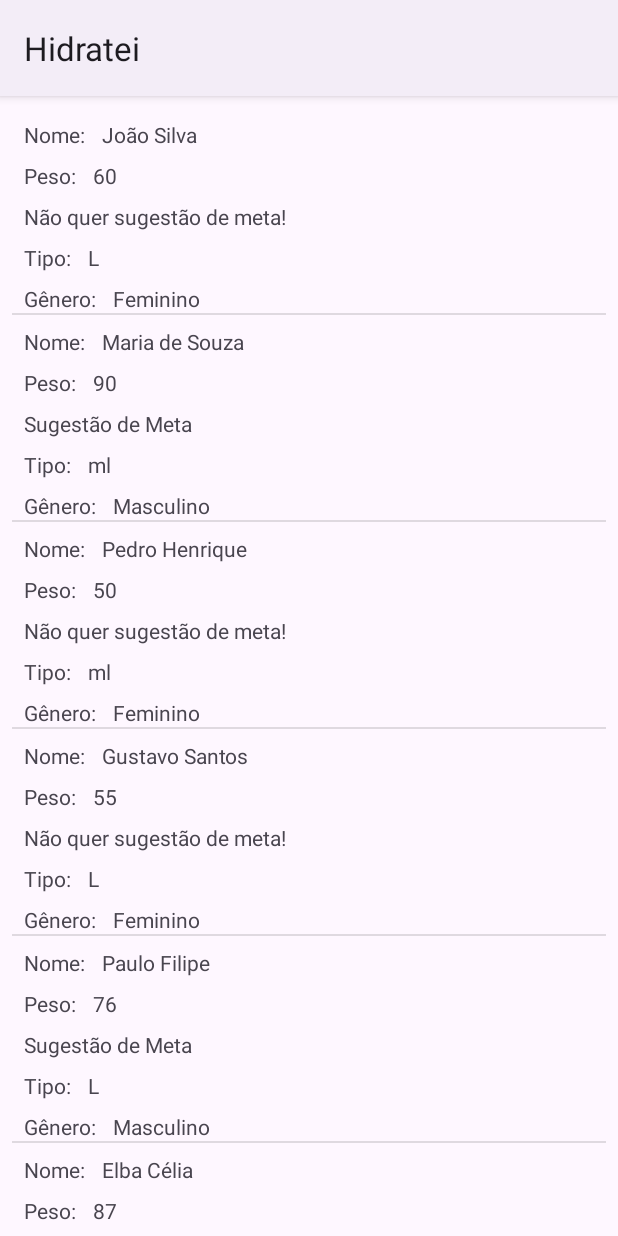
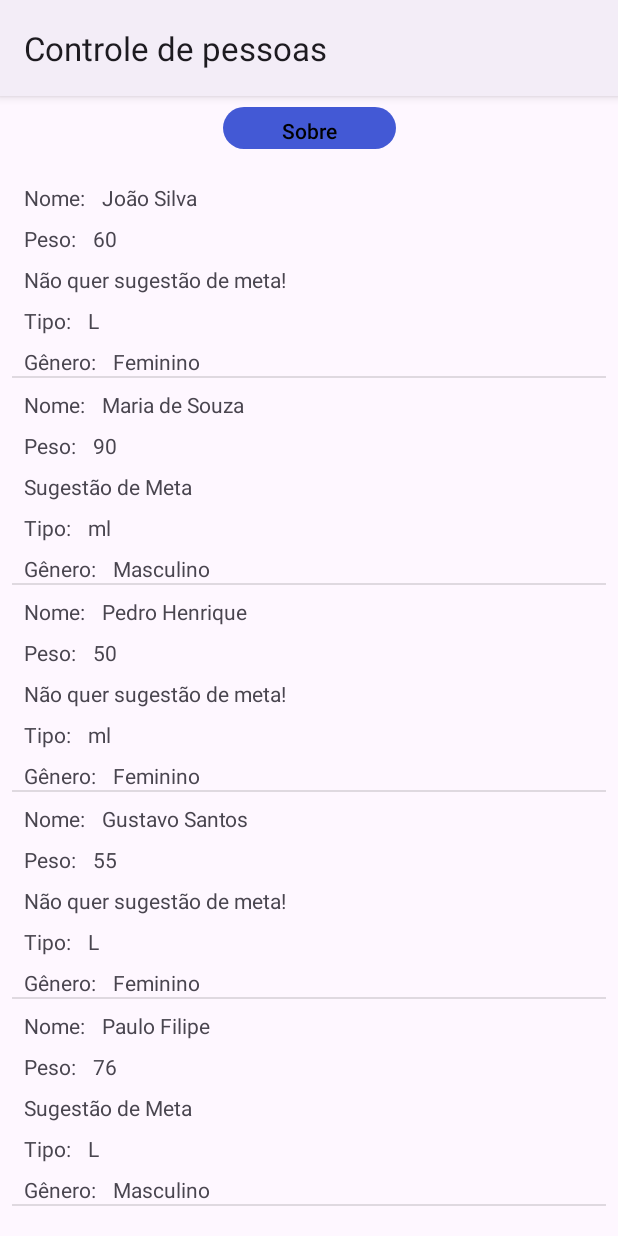
Before and after one commit to RenataVasconcelos/Hidratei, an Android app: the screen it shows after launch (PessoasActivity), on a phone screen of 412 x 824 dp. Run offline under Robolectric (Android 15) with nearby library versions, the phone set to English and light mode, and no system bars.

Commit message:
transições de tela sem parâmetros

```diff
--- a/app/src/main/java/br/edu/utfpr/renatavasconcelos/hidratei/PessoasActivity.java
+++ b/app/src/main/java/br/edu/utfpr/renatavasconcelos/hidratei/PessoasActivity.java
@@ -1,5 +1,6 @@
 package br.edu.utfpr.renatavasconcelos.hidratei;
 
+import android.content.Intent;
 import android.os.Bundle;
 import android.view.View;
 import android.widget.AdapterView;
@@ -32,6 +33,8 @@ public class PessoasActivity extends AppCompatActivity {
     protected void onCreate(Bundle savedInstanceState) {
         super.onCreate(savedInstanceState);
         setContentView(R.layout.activity_pessoas);
+
+        setTitle(getString(R.string.controle_de_pessoas));
 
         recyclerViewPessoas = findViewById(R.id.recycleViewPessoas);
 
@@ -108,10 +111,11 @@ public class PessoasActivity extends AppCompatActivity {
 
            pessoaRecyclerViewAdapter = new PessoaRecyclerViewAdapter(this, listaPessoas, onItemClickListener);
             recyclerViewPessoas.setAdapter(pessoaRecyclerViewAdapter);
+        }
 
+        public void abrirSobre(View view){
 
-
-
-
+            Intent intentAbertura = new Intent(this, SobreActivity.class);
+            startActivity(intentAbertura);
         }
     }
--- a/app/src/main/res/layout/activity_pessoas.xml
+++ b/app/src/main/res/layout/activity_pessoas.xml
@@ -12,13 +12,30 @@
         android:layout_width="0dp"
         android:layout_height="0dp"
         android:layout_marginStart="8dp"
-        android:layout_marginTop="8dp"
+        android:layout_marginTop="50dp"
         android:layout_marginEnd="8dp"
         android:layout_marginBottom="8dp"
         app:layout_constraintBottom_toBottomOf="parent"
         app:layout_constraintEnd_toEndOf="parent"
+        app:layout_constraintHorizontal_bias="1.0"
         app:layout_constraintStart_toStartOf="parent"
         app:layout_constraintTop_toTopOf="parent"
-        tools:listitem="@layout/linha_lista_pessoas"/>
+        app:layout_constraintVertical_bias="1.0"
+        tools:listitem="@layout/linha_lista_pessoas" />
+
+    <Button
+        android:id="@+id/buttonSobre"
+        android:layout_width="115dp"
+        android:layout_height="36dp"
+        android:layout_marginStart="8dp"
+        android:layout_marginTop="8dp"
+        android:layout_marginEnd="8dp"
+        android:layout_marginBottom="16dp"
+        android:onClick="abrirSobre"
+        android:text="@string/sobre"
+        app:layout_constraintBottom_toTopOf="@+id/recycleViewPessoas"
+        app:layout_constraintEnd_toEndOf="parent"
+        app:layout_constraintStart_toStartOf="parent"
+        app:layout_constraintTop_toTopOf="parent" />
 
 </androidx.constraintlayout.widget.ConstraintLayout>
--- a/app/src/main/res/values/strings.xml
+++ b/app/src/main/res/values/strings.xml
@@ -28,4 +28,9 @@
     <string name="pessoa_de_nome">Pessoa de nome \"</string>
     <string name="foi_clicada">\"\n foi clicada!</string>
     <string name="recebeu_um_click_longo">\"\nRecebeu um click longo</string>
+    <string name="logo_agua">Logo que é um copo de agua</string>
+    <string name="descricao">Aplicativo para controle pessoal de ingestão de água</string>
+    <string name="autoria">Autor(a): Renata Ingryd Alves de Vasconcelos</string>
+    <string name="sobre">Sobre</string>
+    <string name="controle_de_pessoas">Controle de pessoas</string>
 </resources>
```
Also changed, not shown: app/src/main/AndroidManifest.xml (+4 -3 lines), app/src/main/java/br/edu/utfpr/renatavasconcelos/hidratei/SobreActivity.java (added, +19 -0 lines), app/src/main/res/layout/activity_sobre.xml (added, +63 -0 lines).
